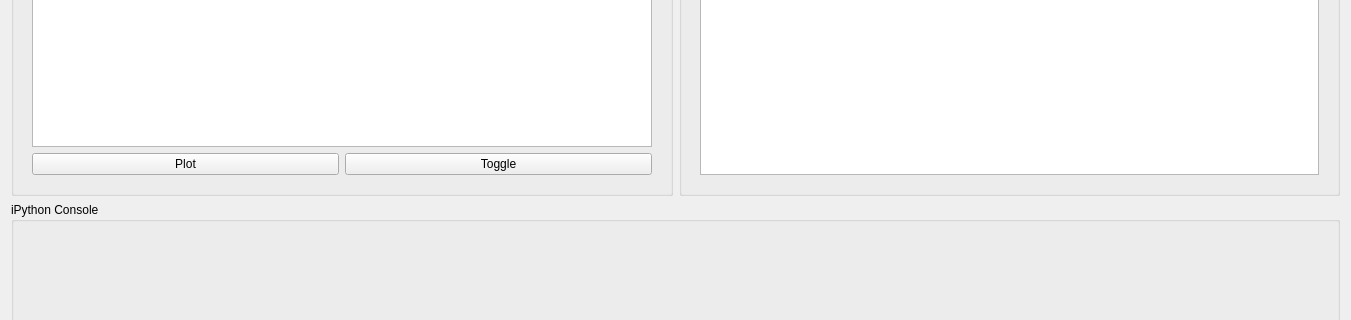
This is src/interface/gui/ui_WorkspacesView.ui in neutrons/PyVDrive as Qt 5 draws it before an edit; both pictures show x 0 to 1351 and y 335 to 655 of the 1351 by 868 pixel window. The edited form follows.
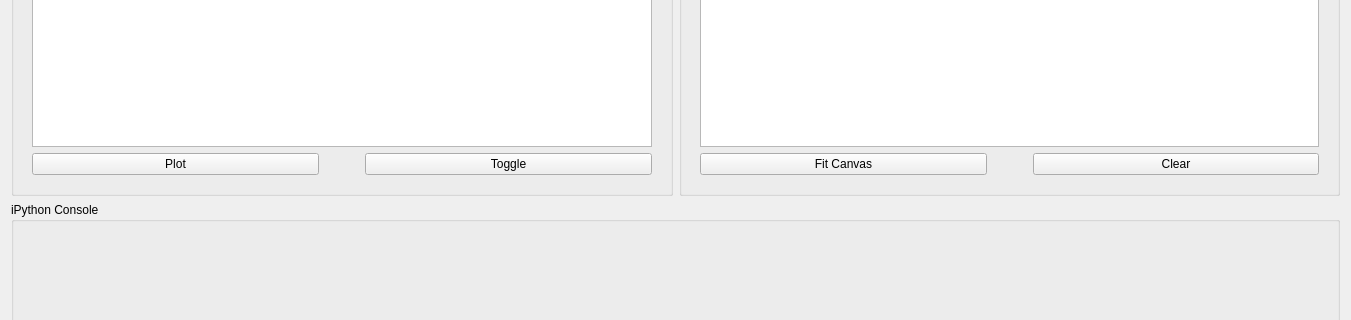
This is the edited form. Custom widgets are drawn as their Qt base class.

Commit message: Refs #59. Made plot work in workspace viewer.

The edit to the form file:
```diff
--- a/src/interface/gui/ui_WorkspacesView.ui
+++ b/src/interface/gui/ui_WorkspacesView.ui
@@ -57,6 +57,22 @@
                 </property>
                </widget>
               </item>
+              <item>
+               <spacer name="horizontalSpacer_2">
+                <property name="orientation">
+                 <enum>Qt::Horizontal</enum>
+                </property>
+                <property name="sizeType">
+                 <enum>QSizePolicy::Preferred</enum>
+                </property>
+                <property name="sizeHint" stdset="0">
+                 <size>
+                  <width>40</width>
+                  <height>20</height>
+                 </size>
+                </property>
+               </spacer>
+              </item>
               <item>
                <widget class="QPushButton" name="pushButton_toggle">
                 <property name="text">
@@ -98,7 +114,7 @@
             <item>
              <widget class="WorkspaceGraphicView" name="graphicsView_general">
               <property name="sizePolicy">
-               <sizepolicy hsizetype="Expanding" vsizetype="Preferred">
+               <sizepolicy hsizetype="Expanding" vsizetype="Expanding">
                 <horstretch>0</horstretch>
                 <verstretch>0</verstretch>
                </sizepolicy>
@@ -120,6 +136,43 @@
               </property>
              </widget>
             </item>
+            <item>
+             <layout class="QHBoxLayout" name="horizontalLayout_3">
+              <item>
+               <widget class="QPushButton" name="pushButton_fitCanvas">
+                <property name="text">
+                 <string>Fit Canvas</string>
+                </property>
+               </widget>
+              </item>
+              <item>
+               <spacer name="horizontalSpacer">
+                <property name="orientation">
+                 <enum>Qt::Horizontal</enum>
+                </property>
+                <property name="sizeType">
+                 <enum>QSizePolicy::Preferred</enum>
+                </property>
+                <property name="sizeHint" stdset="0">
+                 <size>
+                  <width>40</width>
+                  <height>20</height>
+                 </size>
+                </property>
+               </spacer>
+              </item>
+              <item>
+               <widget class="QPushButton" name="pushButton_clear">
+                <property name="toolTip">
+                 <string>&lt;html&gt;&lt;head/&gt;&lt;body&gt;&lt;p&gt;Clear image on the right&lt;/p&gt;&lt;/body&gt;&lt;/html&gt;</string>
+                </property>
+                <property name="text">
+                 <string>Clear</string>
+                </property>
+               </widget>
+              </item>
+             </layout>
+            </item>
            </layout>
           </widget>
          </widget>
```
The commit also changes 2 other files.
